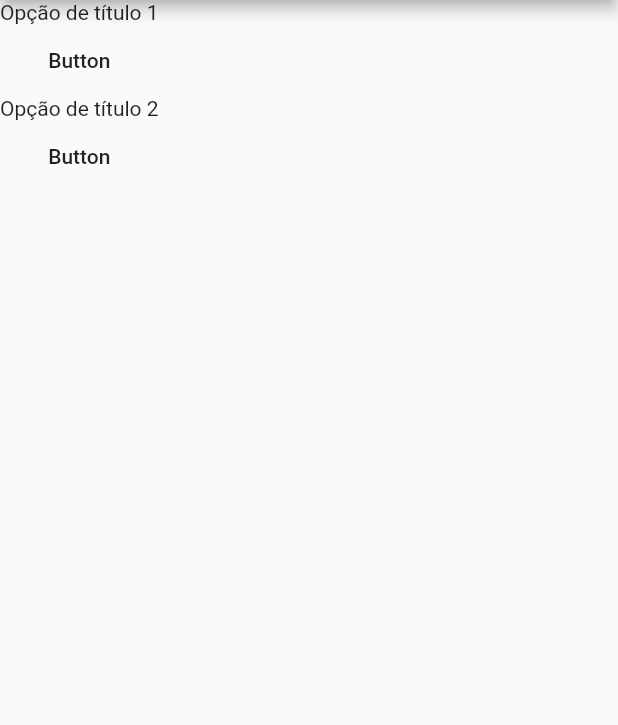
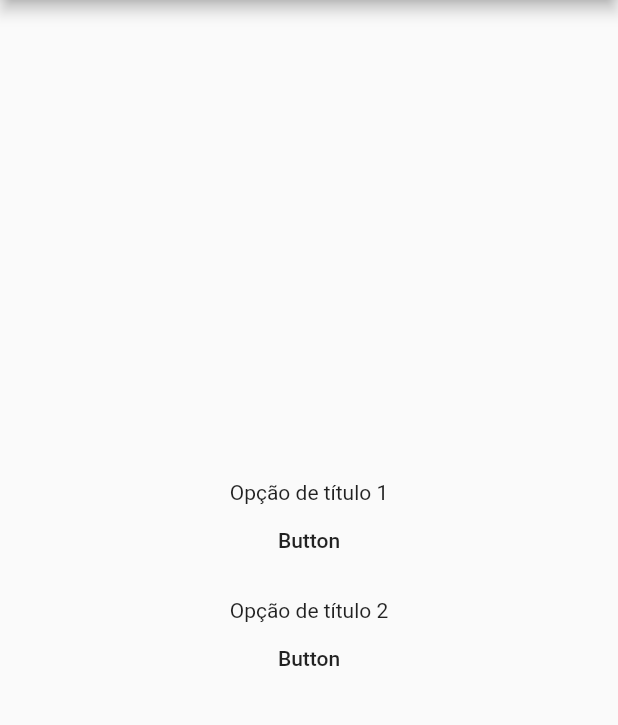
Before and after one commit to devbridgelabs/Primeiro-App-Flutter, a Flutter app: the screen it shows after launch, after a tap on "Alteração de título", on a phone screen of 412 x 824 dp, the part 84-809 px from its top. Run offline on Flutter 3.47's test engine with Material 2 defaults, Android fonts, the light colour scheme and no system bars.

Commit message:
Organizando melhor as telas

```diff
--- a/lib/brb/brbhome_page.dart
+++ b/lib/brb/brbhome_page.dart
@@ -9,7 +9,7 @@ class BrbhomePage extends StatelessWidget {
     var size = MediaQuery.of(context).size;
     return new Container(
       decoration: new BoxDecoration(
-        color: Color.fromARGB(199, 20, 60, 169),
+        color: Color.fromARGB(255, 0, 43, 162),
       ),
       child: Column(
         mainAxisAlignment: MainAxisAlignment.end,
--- a/lib/home2_page.dart
+++ b/lib/home2_page.dart
@@ -17,8 +17,12 @@ class _Home2PageState extends State<Home2Page> {
         title: Text(nome),
       ),
       body: Column(
+        mainAxisAlignment: MainAxisAlignment.center,
         children: [
-          Column(
+          Center(
+            child: Container(
+              margin: EdgeInsets.all(15),
+              child: Column(
                 children: [
                   Text('Opção de título 1'),
                   // ignore: deprecated_member_use
@@ -32,7 +36,10 @@ class _Home2PageState extends State<Home2Page> {
                   ),
                 ],
               ),
-          Column(
+            ),
+          ),
+          Center(
+            child: Column(
               children: [
                 Text('Opção de título 2'),
                 // ignore: deprecated_member_use
@@ -46,6 +53,7 @@ class _Home2PageState extends State<Home2Page> {
                 ),
               ],
             ),
+          ),
         ],
       ),
     );
--- a/lib/home_botoes.dart
+++ b/lib/home_botoes.dart
@@ -3,11 +3,15 @@
 
 import 'package:flutter/material.dart';
 import 'package:teste/brb/brb_botoes.dart';
+import 'package:teste/crud/views/user_list.dart';
 import 'package:teste/home2_page.dart';
 import 'package:teste/home_page.dart';
 import 'package:teste/listas/carousel_page.dart';
 import 'package:teste/listas/listas_page.dart';
 import 'package:teste/listas/row_e_column_page.dart';
+import 'package:teste/main.dart';
+import 'package:teste/new_pages/card/card_page.dart';
+import 'package:teste/new_pages/conversor_de_moedas/conversor_de_moedas_page.dart';
 import 'package:teste/new_pages/new_pages.dart';
 import 'package:teste/paginas/categorias_page.dart';
 import 'package:teste/paginas/media_query_page.dart';
@@ -21,20 +25,21 @@ class HomeBotoes extends StatelessWidget {
   Widget build(BuildContext context) {
     return Scaffold(
       appBar: AppBar(
-        title: const Text('Navegacao'),
+        title: const Text('Home'),
       ),
       body: Container(
+        margin: EdgeInsets.all(0),
         width: double.infinity,
         child: Column(
           crossAxisAlignment: CrossAxisAlignment.center,
-          mainAxisAlignment: MainAxisAlignment.center,
+          mainAxisAlignment: MainAxisAlignment.start,
           // ignore: prefer_const_literals_to_create_immutables
           children: [
             Container(
-              margin: EdgeInsets.all(20),
+              margin: EdgeInsets.all(0),
               child: Image.asset(
-                'assets/images/brb-logo.png',
-                width: 150,
+                'assets/images/bridge-labs-logo.png',
+                width: 170,
               ),
             ),
             RaisedButton(
@@ -53,73 +58,11 @@ class HomeBotoes extends StatelessWidget {
               onPressed: () {
                 Navigator.of(context).push<int>(
                   MaterialPageRoute(
-                    builder: (_) => NewPages(),
-                  ),
-                );
-              },
-              child: Text('New Pages'),
-            ),
-            RaisedButton(
-              onPressed: () {
-                // Navigator.of(context).push(MaterialPageRoute(
-                //   builder: (context) => ProdutosPage(),
-                // ));
-                // Navigator.of(context).pushAndRemoveUntil(
-                //     MaterialPageRoute(
-                //       builder: (context) => ProdutosPage(),
-                //     ),
-                //     (route) => false);
-
-                Navigator.of(context).pushNamed('/produtos');
-                Navigator.of(context).pushNamedAndRemoveUntil(
-                  '/produtos',
-                  ModalRoute.withName('/'),
-                );
-              },
-              child: Text('Produtos'),
-            ),
-            RaisedButton(
-              onPressed: () {
-                Navigator.of(context).push<int>(
-                  MaterialPageRoute(
                     builder: (_) => Home2Page(),
                   ),
                 );
               },
               child: Text('Alteração de título'),
-            ),
-            RaisedButton(
-              onPressed: () async {
-                print('Antes');
-                final idPessoa = await Navigator.of(context).push<int>(
-                  MaterialPageRoute(
-                    builder: (_) => PessoaPage(),
-                    settings: RouteSettings(arguments: 7),
-                  ),
-                );
-                print('Id retornado: $idPessoa');
-              },
-              child: Text('Pessoa'),
-            ),
-            RaisedButton(
-              onPressed: () {
-                Navigator.of(context).push<int>(
-                  MaterialPageRoute(
-                    builder: (_) => MediaQueryPage(),
-                  ),
-                );
-              },
-              child: Text('Media Queries'),
-            ),
-            RaisedButton(
-              onPressed: () {
-                Navigator.of(context).push<int>(
-                  MaterialPageRoute(
-                    builder: (_) => RowEColumnPage(),
-                  ),
-                );
-              },
-              child: Text('Row e Column'),
             ),
             RaisedButton(
               onPressed: () {
@@ -129,7 +72,7 @@ class HomeBotoes extends StatelessWidget {
                   ),
                 );
               },
-              child: Text('Listas'),
+              child: Text('Lista'),
             ),
             RaisedButton(
               onPressed: () {
@@ -141,6 +84,56 @@ class HomeBotoes extends StatelessWidget {
               },
               child: Text('Carousel'),
             ),
+            RaisedButton(
+              onPressed: () {
+                Navigator.of(context).push(
+                  MaterialPageRoute(
+                    builder: (_) => CardPage(),
+                  ),
+                );
+              },
+              child: Text('Card'),
+            ),
+            RaisedButton(
+              onPressed: () {
+                Navigator.of(context).push(
+                  MaterialPageRoute(
+                    builder: (_) => MyApp(),
+                  ),
+                );
+              },
+              child: Text('Contador'),
+            ),
+            RaisedButton(
+              onPressed: () {
+                Navigator.of(context).push(
+                  MaterialPageRoute(
+                    builder: (_) => ConversorDeMoedasPage(),
+                  ),
+                );
+              },
+              child: Text('Conversor de moedas'),
+            ),
+            RaisedButton(
+              onPressed: () {
+                Navigator.of(context).push(
+                  MaterialPageRoute(
+                    builder: (_) => UserList(),
+                  ),
+                );
+              },
+              child: Text('CRUD'),
+            ),
+            RaisedButton(
+              onPressed: () {
+                Navigator.of(context).push<int>(
+                  MaterialPageRoute(
+                    builder: (_) => NewPages(),
+                  ),
+                );
+              },
+              child: Text('Outros'),
+            ),
           ],
         ),
       ),
--- a/lib/main.dart
+++ b/lib/main.dart
@@ -4,7 +4,6 @@ import 'package:teste/home_botoes.dart';
 import 'package:teste/home_page.dart';
 import 'package:teste/paginas/categorias_page.dart';
 import 'package:teste/paginas/produtos_page.dart';
-import 'package:qrcode_reader/qrcode_reader.dart';
 
 void main() {
   runApp(MaterialApp(
--- a/pubspec.yaml
+++ b/pubspec.yaml
@@ -38,7 +38,6 @@ dependencies:
   # The following adds the Cupertino Icons font to your application.
   # Use with the CupertinoIcons class for iOS style icons.
   cupertino_icons: ^1.0.2
-  qrcode_reader: ^0.4.4
   http: ^0.13.4
 
 dev_dependencies:
```
Also changed, not shown: lib/brb/brb_page.dart (+5 -5 lines), lib/new_pages/new_pages.dart (+49 -34 lines), lib/new_pages/qr_code/qr_code_page.dart (deleted, +0 -77 lines), assets/images/bridge-labs-logo.png (added), pubspec.lock. Lines whose indentation alone changed are shown as unchanged.
